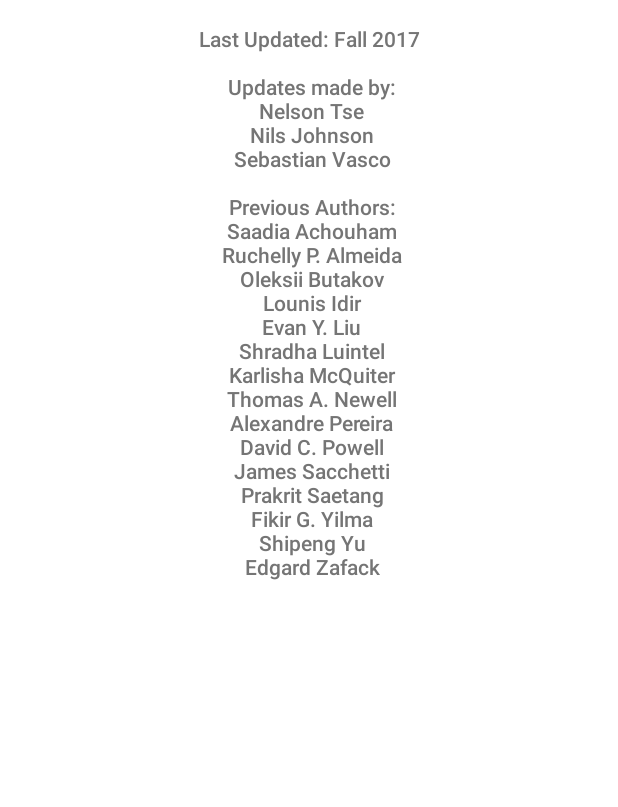
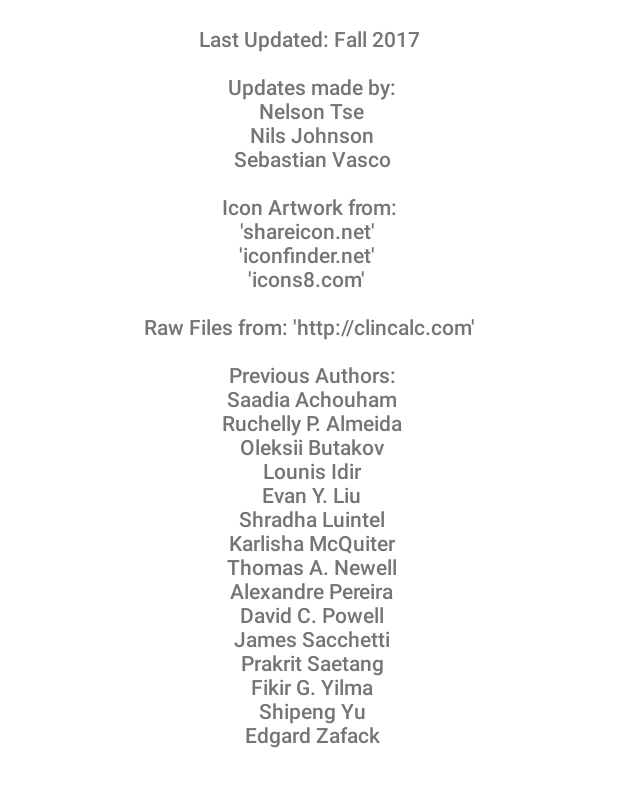
Before and after one commit to sebastian011511/pharm_app, an Android app: the fragment AboutFragment shown on its own in the app's theme, on a phone screen of 412 x 824 dp, the part 172-979 px from its top. Run offline under Robolectric (Android 15) with nearby library versions, the phone set to English and light mode, and no system bars; 1 statement that could not run was skipped.

Commit message:
About section was fixed a little

```diff
--- a/app/src/main/res/values/strings.xml
+++ b/app/src/main/res/values/strings.xml
@@ -22,6 +22,13 @@
         Nelson Tse\n
         Nils Johnson\n
         Sebastian Vasco\n\n
+
+        Icon Artwork from:
+        \n\'shareicon.net\'
+        \n\'iconfinder.net\'
+        \n\'icons8.com\'
+        \n\nRaw Files from: \'http://clincalc.com\'\n\n
+
         Previous Authors:\n
         Saadia Achouham\n
         Ruchelly P. Almeida\n
@@ -37,7 +44,9 @@
         Prakrit Saetang\n
         Fikir G. Yilma\n
         Shipeng Yu\n
-        Edgard Zafack</string>
+        Edgard Zafack\n
+
+    </string>
 
     <string name="legal_disclaimer">\nDisclaimer\nThis mobile app was created by Bunker Hill
         Community College Android Mobile App students for informational and educational use
```
